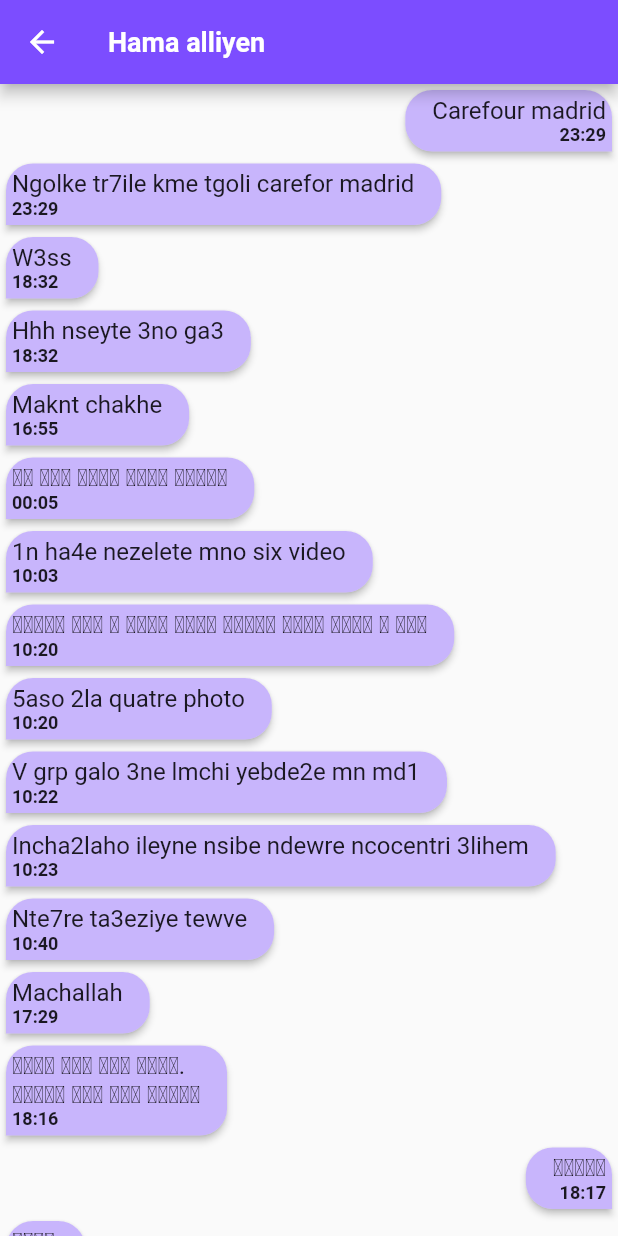
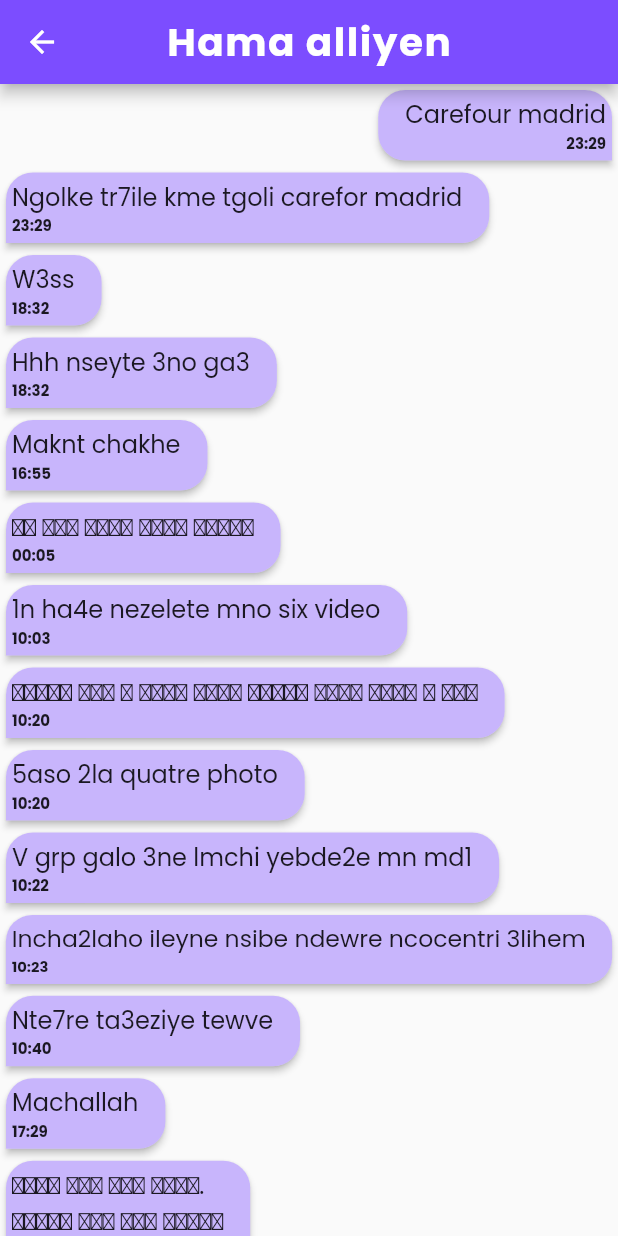
Before and after one commit to babasahi/chat, a Flutter app: the screen it shows after launch, after a tap on "Launch Chat", on a phone screen of 412 x 824 dp. Run offline on Flutter 3.47's test engine with Material 2 defaults, Android fonts, the phone set to English and light mode, and no system bars.

Commit message:
finished ui

```diff
--- a/lib/constants.dart
+++ b/lib/constants.dart
@@ -1,13 +1,17 @@
 import 'package:flutter/material.dart';
 
-const TextStyle kMessageTextStyle = TextStyle(
-  fontSize: 16,
-);
+const TextStyle kMessageTextStyle =
+    TextStyle(fontSize: 16, fontFamily: 'Poppins');
 
-const kTitleStyle = TextStyle(fontSize: 18, fontWeight: FontWeight.bold);
+const kTitleStyle = TextStyle(
+    letterSpacing: 1,
+    fontSize: 26,
+    fontFamily: 'Poppins',
+    fontWeight: FontWeight.bold);
 
 const TextStyle kMessageDateStyle = TextStyle(
-  fontSize: 12,
+  fontSize: 10,
+  fontFamily: 'Poppins',
   fontWeight: FontWeight.bold,
 );
 
--- a/lib/main.dart
+++ b/lib/main.dart
@@ -17,9 +17,6 @@ class MyApp extends StatelessWidget {
   Widget build(BuildContext context) {
     return MaterialApp(
       debugShowCheckedModeBanner: false,
-      theme: ThemeData(
-        primarySwatch: Colors.blue,
-      ),
       home: ChangeNotifierProvider(
         create: (context) => ChatProvider(),
         builder: (context, child) => const HomePage(),
--- a/lib/views/chat_screen.dart
+++ b/lib/views/chat_screen.dart
@@ -26,6 +26,7 @@ class _ChatPageState extends State<ChatPage> {
             widget.chatAccountName,
             style: kTitleStyle,
           ),
+          centerTitle: true,
         ),
         body: SafeArea(
           child: ListView.builder(
--- a/lib/views/home_screen.dart
+++ b/lib/views/home_screen.dart
@@ -26,7 +26,12 @@ class _HomePageState extends State<HomePage> {
   Widget build(BuildContext context) {
     return Scaffold(
         appBar: AppBar(
-          backgroundColor: Colors.black,
+          centerTitle: true,
+          backgroundColor: Colors.deepOrangeAccent,
+          title: const Text(
+            'Chat Preview',
+            style: TextStyle(fontSize: 30, fontFamily: 'Poppins'),
+          ),
         ),
         body: SafeArea(
             child: Center(
```
